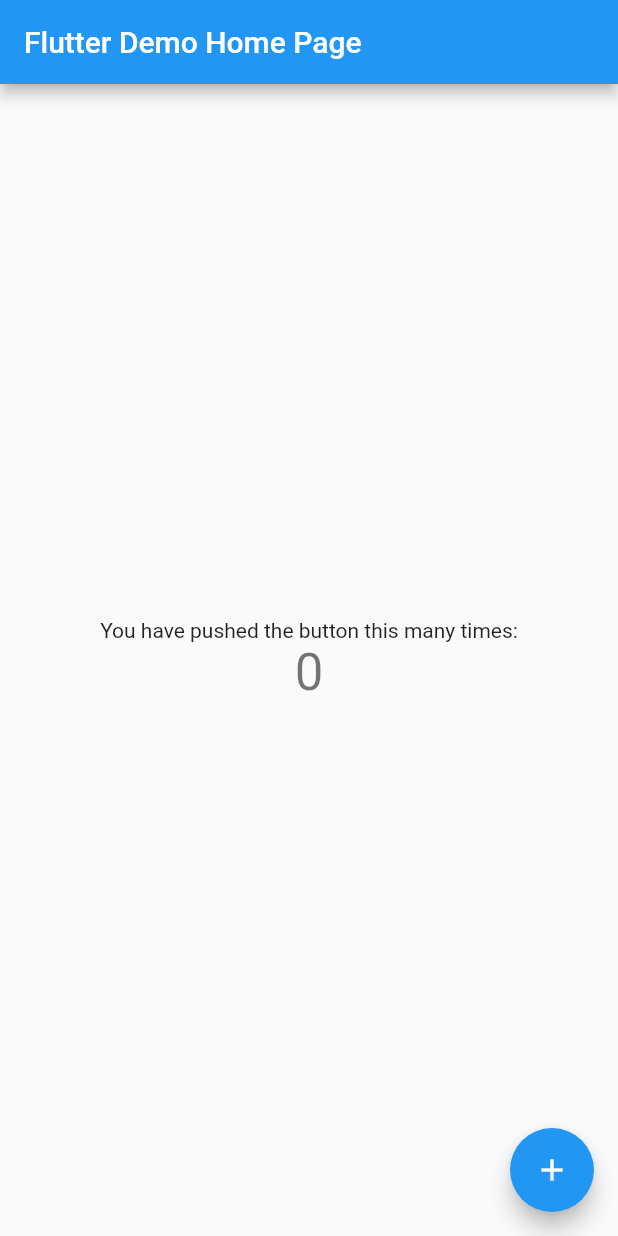
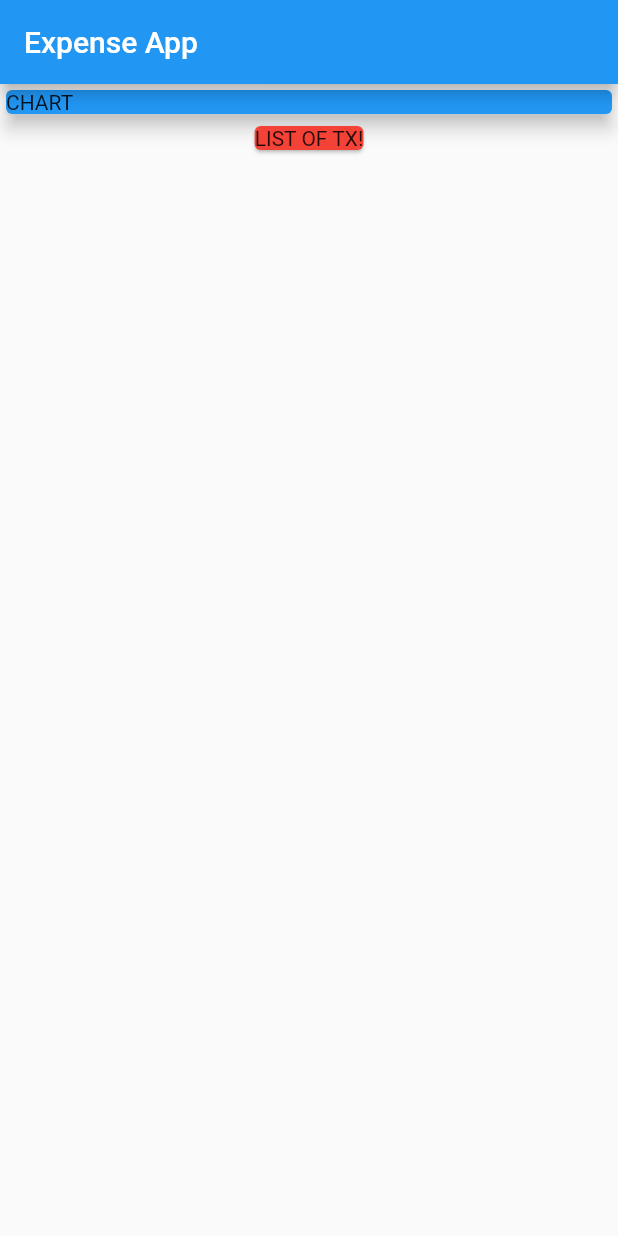
Before and after one commit to theasyncdevaditya/flutter-roadmap-academind, a Flutter app: the screen it shows after launch, on a phone screen of 412 x 824 dp. Run offline on Flutter 3.47's test engine with Material 2 defaults, Android fonts, the phone set to English and light mode, and no system bars.

Commit message:
learned about cards in flutter

```diff
--- a/expenseapp/lib/main.dart
+++ b/expenseapp/lib/main.dart
@@ -8,12 +8,12 @@ class MyApp extends StatelessWidget {
   @override
   Widget build(BuildContext context) {
     return MaterialApp(
-      title: 'Flutter Demo',
+      title: 'expenseapp',
       theme: ThemeData(
         primarySwatch: Colors.blue,
         visualDensity: VisualDensity.adaptivePlatformDensity,
       ),
-      home: MyHomePage(title: 'Flutter Demo Home Page'),
+      home: MyHomePage(title: 'Expense App'),
     );
   }
 }
@@ -28,38 +28,27 @@ class MyHomePage extends StatefulWidget {
 }
 
 class _MyHomePageState extends State<MyHomePage> {
-  int _counter = 0;
-
-  void _incrementCounter() {
-    setState(() {
-      _counter++;
-    });
-  }
-
   @override
   Widget build(BuildContext context) {
     return Scaffold(
       appBar: AppBar(
         title: Text(widget.title),
       ),
-      body: Center(
-        child: Column(
-          mainAxisAlignment: MainAxisAlignment.center,
-          children: <Widget>[
-            Text(
-              'You have pushed the button this many times:',
+      body: Column(
+        children: <Widget>[
+          Container(
+            width: double.infinity,
+            child: Card(
+              color: Colors.blue,
+              elevation: 5,
+              child: Text('CHART'),
             ),
-            Text(
-              '$_counter',
-              style: Theme.of(context).textTheme.headline4,
-            ),
-          ],
-        ),
-      ),
-      floatingActionButton: FloatingActionButton(
-        onPressed: _incrementCounter,
-        tooltip: 'Increment',
-        child: Icon(Icons.add),
+          ),
+          Card(
+            color: Colors.red,
+            child: Text('LIST OF TX!'),
+          ),
+        ],
       ),
     );
   }
```
Also changed, not shown: expenseapp/pubspec.lock.
